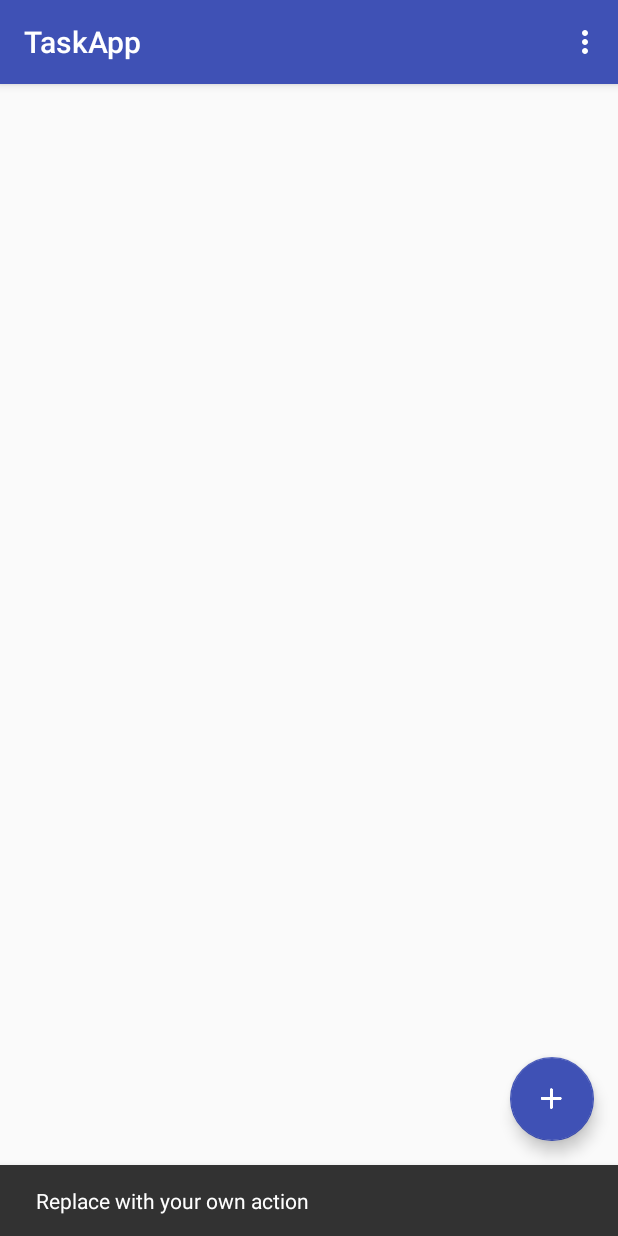
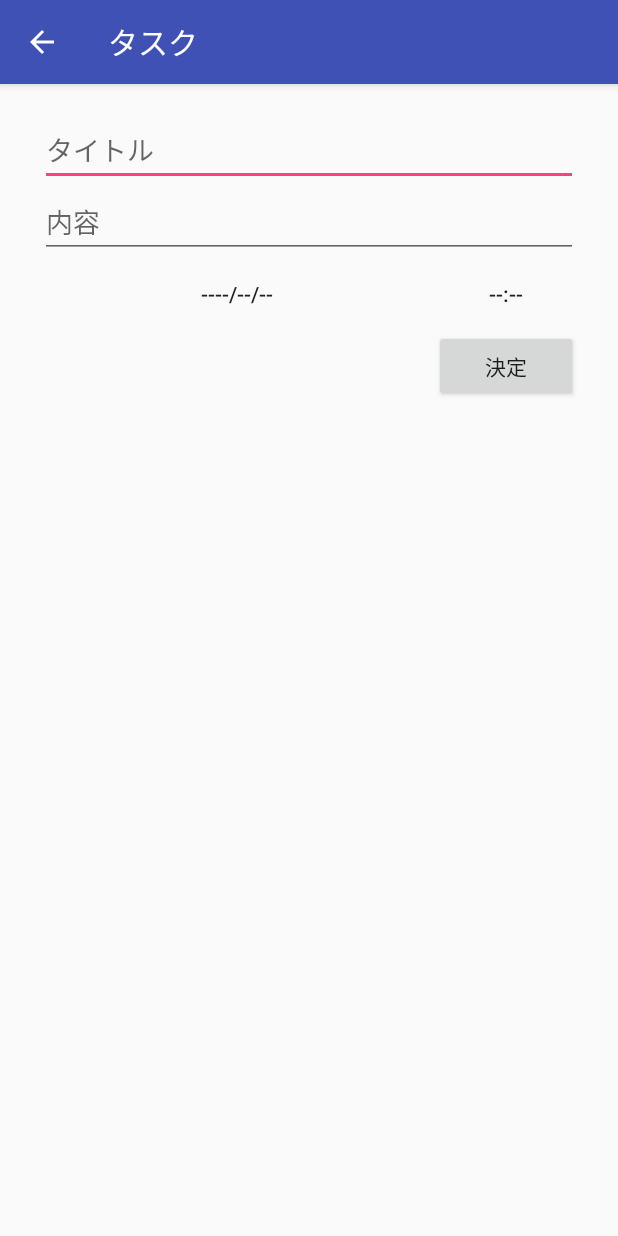
Before and after one commit to shinooo/TaskApp, an Android app: the screen it shows after launch (MainActivity before the commit, InputActivity after it), after a tap on an icon or button, on a phone screen of 412 x 824 dp. Run offline under Robolectric (Android 15) with nearby library versions, the phone set to English and light mode, and no system bars; libraries missing offline, so code that uses them is left out: io.realm; 9 statements that could not run were skipped.

Commit message:
Add function(6）

```diff
--- /dev/null
+++ b/app/src/main/java/jp/techacademy/shino/oomori/taskapp/InputActivity.java
@@ -0,0 +1,163 @@
+package jp.techacademy.shino.oomori.taskapp;
+
+import android.app.DatePickerDialog;
+import android.app.TimePickerDialog;
+import android.content.Intent;
+import android.support.v7.app.AppCompatActivity;
+import android.os.Bundle;
+import android.support.v7.widget.Toolbar;
+import android.view.View;
+import android.widget.Button;
+import android.widget.DatePicker;
+import android.widget.EditText;
+import android.widget.TimePicker;
+
+import java.util.Calendar;
+import java.util.Date;
+import java.util.GregorianCalendar;
+
+import io.realm.Realm;
+import io.realm.RealmResults;
+
+public class InputActivity extends AppCompatActivity {
+
+    private int mYear, mMonth, mDay, mHour, mMinute;
+    private Button mDateButton, mTimeButton;
+    private EditText mTitleEdit, mContentEdit;
+    private Task mTask;
+    private View.OnClickListener mOnDateClickListener = new View.OnClickListener() {
+        @Override
+        public void onClick(View v) {
+            DatePickerDialog datePickerDialog = new DatePickerDialog(InputActivity.this,
+                    new DatePickerDialog.OnDateSetListener() {
+                        @Override
+                        public void onDateSet(DatePicker view, int year, int monthOfYear, int dayOfMonth) {
+                            mYear = year;
+                            mMonth = monthOfYear;
+                            mDay = dayOfMonth;
+                            String dateString = mYear + "/" + String.format("%02d",(mMonth + 1)) + "/" + String.format("%02d", mDay);
+                            mDateButton.setText(dateString);
+                        }
+                    }, mYear, mMonth, mDay);
+            datePickerDialog.show();
+        }
+    };
+
+    private View.OnClickListener mOnTimeClickListener = new View.OnClickListener() {
+        @Override
+        public void onClick(View v) {
+            TimePickerDialog timePickerDialog = new TimePickerDialog(InputActivity.this,
+                    new TimePickerDialog.OnTimeSetListener() {
+                        @Override
+                        public void onTimeSet(TimePicker view, int hourOfDay, int minute) {
+                            mHour = hourOfDay;
+                            mMinute = minute;
+                            String timeString = String.format("%02d", mHour) + ":" + String.format("%02d", mMinute);
+                            mTimeButton.setText(timeString);
+                        }
+                    }, mHour, mMinute, false);
+            timePickerDialog.show();
+        }
+    };
+
+    private View.OnClickListener mOnDoneClickListener = new View.OnClickListener() {
+        @Override
+        public void onClick(View v) {
+            addTask();
+            finish();
+        }
+    };
+
+    @Override
+    protected void onCreate(Bundle savedInstanceState) {
+        super.onCreate(savedInstanceState);
+        setContentView(R.layout.activity_input);
+
+        // ActionBarを設定する
+        // TODO : ツールバーとは？
+        Toolbar toolbar = (Toolbar) findViewById(R.id.toolbar);
+        setSupportActionBar(toolbar);
+        if (getSupportActionBar() != null) {
+            getSupportActionBar().setDisplayHomeAsUpEnabled(true);
+        }
+
+        // UI部品の設定
+        mDateButton = (Button)findViewById(R.id.date_button);
+        mDateButton.setOnClickListener(mOnDateClickListener);
+        mTimeButton = (Button)findViewById(R.id.times_button);
+        mTimeButton.setOnClickListener(mOnTimeClickListener);
+        findViewById(R.id.done_button).setOnClickListener(mOnDoneClickListener);
+        mTitleEdit = (EditText)findViewById(R.id.title_edit_text);
+        mContentEdit = (EditText)findViewById(R.id.content_edit_text);
+
+        // EXTRA_TASK から Task の id を取得して、 id から Task のインスタンスを取得する
+        Intent intent = getIntent();
+        int taskId = intent.getIntExtra(MainActivity.EXTRA_TASK, -1);
+        Realm realm = Realm.getDefaultInstance();
+        mTask = realm.where(Task.class).equalTo("id", taskId).findFirst();
+        realm.close();
+
+        if (mTask == null) {
+            // 新規作成の場合
+            Calendar calendar = Calendar.getInstance();
+            mYear = calendar.get(Calendar.YEAR);
+            mMonth = calendar.get(Calendar.MONTH);
+            mDay = calendar.get(Calendar.DAY_OF_MONTH);
+            mHour = calendar.get(Calendar.HOUR_OF_DAY);
+            mMinute = calendar.get(Calendar.MINUTE);
+        } else {
+            // 更新の場合
+            mTitleEdit.setText(mTask.getTitle());
+            mContentEdit.setText(mTask.getContents());
+
+            Calendar calendar = Calendar.getInstance();
+            calendar.setTime(mTask.getDate());
+            mYear = calendar.get(Calendar.YEAR);
+            mMonth = calendar.get(Calendar.MONTH);
+            mDay = calendar.get(Calendar.DAY_OF_MONTH);
+            mHour = calendar.get(Calendar.HOUR_OF_DAY);
+            mMinute = calendar.get(Calendar.MINUTE);
+
+            String dateString = mYear + "/" + String.format("%02d",(mMonth + 1)) + "/" + String.format("%02d", mDay);
+            String timeString = String.format("%02d", mHour) + ":" + String.format("%02d", mMinute);
+            mDateButton.setText(dateString);
+            mTimeButton.setText(timeString);
+        }
+    }
+
+    public void addTask(){
+        // タスクの追加・更新。アラームの設定
+        Realm realm = Realm.getDefaultInstance();
+
+        realm.beginTransaction();
+
+        if (mTask == null) {
+            // 新規作成の場合
+            mTask = new Task();
+
+            RealmResults<Task> taskRealmResults = realm.where(Task.class).findAll();
+
+            int identifier;
+            if (taskRealmResults.max("id") != null) {
+                identifier = taskRealmResults.max("id").intValue() + 1;
+            } else {
+                identifier = 0;
+            }
+            mTask.setId(identifier);
+        }
+
+        String title = mTitleEdit.getText().toString();
+        String content = mContentEdit.getText().toString();
+
+        mTask.setTitle(title);
+        mTask.setContents(content);
+        GregorianCalendar calendar = new GregorianCalendar(mYear,mMonth,mDay,mHour,mMinute);
+        Date date = calendar.getTime();
+        mTask.setDate(date);
+
+        realm.copyToRealmOrUpdate(mTask);
+        realm.commitTransaction();
+
+        realm.close();
+    }
+}
--- /dev/null
+++ b/app/src/main/res/layout/activity_input.xml
@@ -0,0 +1,27 @@
+<?xml version="1.0" encoding="utf-8"?>
+<android.support.design.widget.CoordinatorLayout
+    xmlns:android="http://schemas.android.com/apk/res/android"
+    xmlns:app="http://schemas.android.com/apk/res-auto"
+    xmlns:tools="http://schemas.android.com/tools"
+    android:layout_width="match_parent"
+    android:layout_height="match_parent"
+    android:fitsSystemWindows="true"
+    tools:context="jp.techacademy.shino.oomori.taskapp.InputActivity">
+
+    <android.support.design.widget.AppBarLayout
+        android:layout_width="match_parent"
+        android:layout_height="wrap_content"
+        android:theme="@style/AppTheme.AppBarOverlay">
+
+        <android.support.v7.widget.Toolbar
+            android:id="@+id/toolbar"
+            android:layout_width="match_parent"
+            android:layout_height="?attr/actionBarSize"
+            android:background="?attr/colorPrimary"
+            app:popupTheme="@style/AppTheme.PopupOverlay"/>
+
+    </android.support.design.widget.AppBarLayout>
+
+    <include layout="@layout/content_input"/>
+
+</android.support.design.widget.CoordinatorLayout>
--- /dev/null
+++ b/app/src/main/res/layout/content_input.xml
@@ -0,0 +1,52 @@
+<?xml version="1.0" encoding="utf-8"?>
+<RelativeLayout
+    xmlns:android="http://schemas.android.com/apk/res/android"
+    xmlns:app="http://schemas.android.com/apk/res-auto"
+    xmlns:tools="http://schemas.android.com/tools"
+    android:layout_width="match_parent"
+    android:layout_height="match_parent"
+    android:paddingBottom="@dimen/activity_vertical_margin"
+    android:paddingLeft="@dimen/activity_horizontal_margin"
+    android:paddingRight="@dimen/activity_horizontal_margin"
+    android:paddingTop="@dimen/activity_vertical_margin"
+    app:layout_behavior="@string/appbar_scrolling_view_behavior"
+    tools:context="jp.techacademy.shino.oomori.taskapp.InputActivity"
+    tools:showIn="@layout/activity_input">
+
+    <EditText
+        android:id="@+id/title_edit_text"
+        android:layout_width="match_parent"
+        android:layout_height="wrap_content"
+        android:hint="タイトル" />
+    <EditText
+        android:id="@+id/content_edit_text"
+        android:layout_width="match_parent"
+        android:layout_height="wrap_content"
+        android:layout_below="@id/title_edit_text"
+        android:hint="内容" />
+    <Button
+        android:id="@+id/date_button"
+        android:layout_width="0dp"
+        android:layout_height="wrap_content"
+        android:layout_below="@id/content_edit_text"
+        android:layout_alignParentStart="true"
+        android:layout_toLeftOf="@+id/times_button"
+        android:text="----/--/--"
+        style="@style/Widget.AppCompat.Button.Borderless" />
+    <Button
+        android:id="@id/times_button"
+        android:layout_width="96dp"
+        android:layout_height="wrap_content"
+        android:layout_below="@id/content_edit_text"
+        android:layout_alignParentRight="true"
+        android:text="--:--"
+        style="@style/Widget.AppCompat.Button.Borderless" />
+    <Button
+        android:id="@+id/done_button"
+        android:layout_width="96dp"
+        android:layout_height="wrap_content"
+        android:layout_below="@id/times_button"
+        android:layout_alignParentRight="true"
+        android:text="決定" />
+
+</RelativeLayout>
--- a/app/src/main/res/values/dimens.xml
+++ b/app/src/main/res/values/dimens.xml
@@ -1,3 +1,5 @@
 <resources>
     <dimen name="fab_margin">16dp</dimen>
+    <dimen name="activity_vertical_margin">30px</dimen>
+    <dimen name="activity_horizontal_margin">40px</dimen>
 </resources>
```
Also changed, not shown: app/src/main/AndroidManifest.xml (+10 -1 lines), app/src/main/java/jp/techacademy/shino/oomori/taskapp/MainActivity.java (+37 -5 lines).
